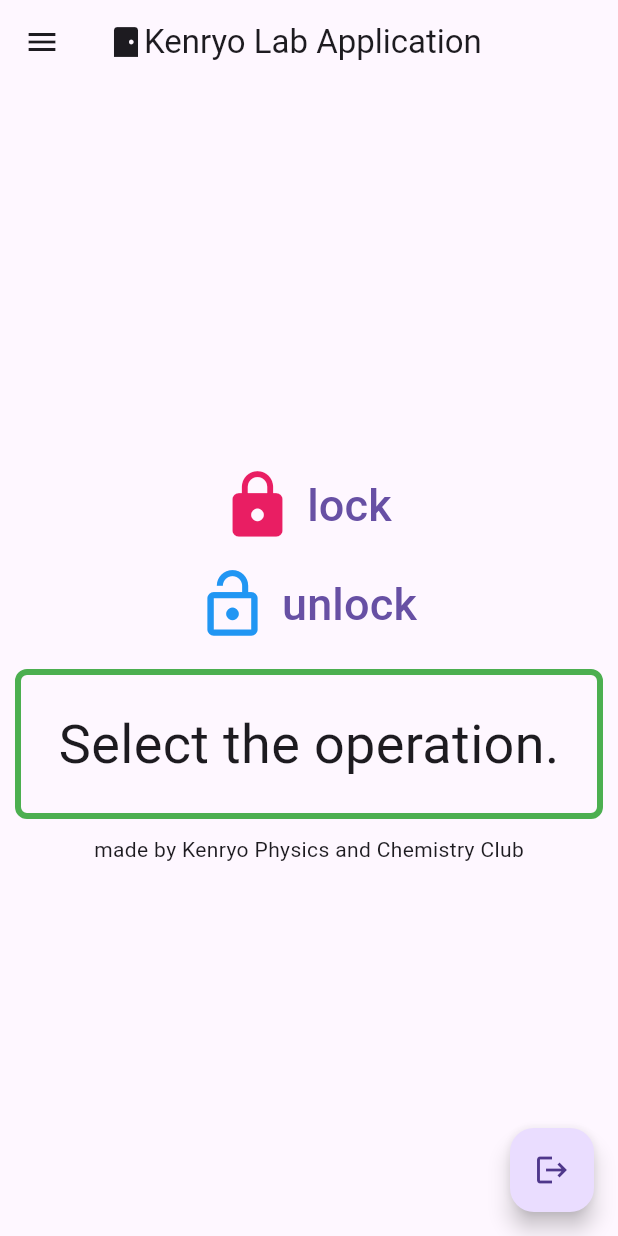
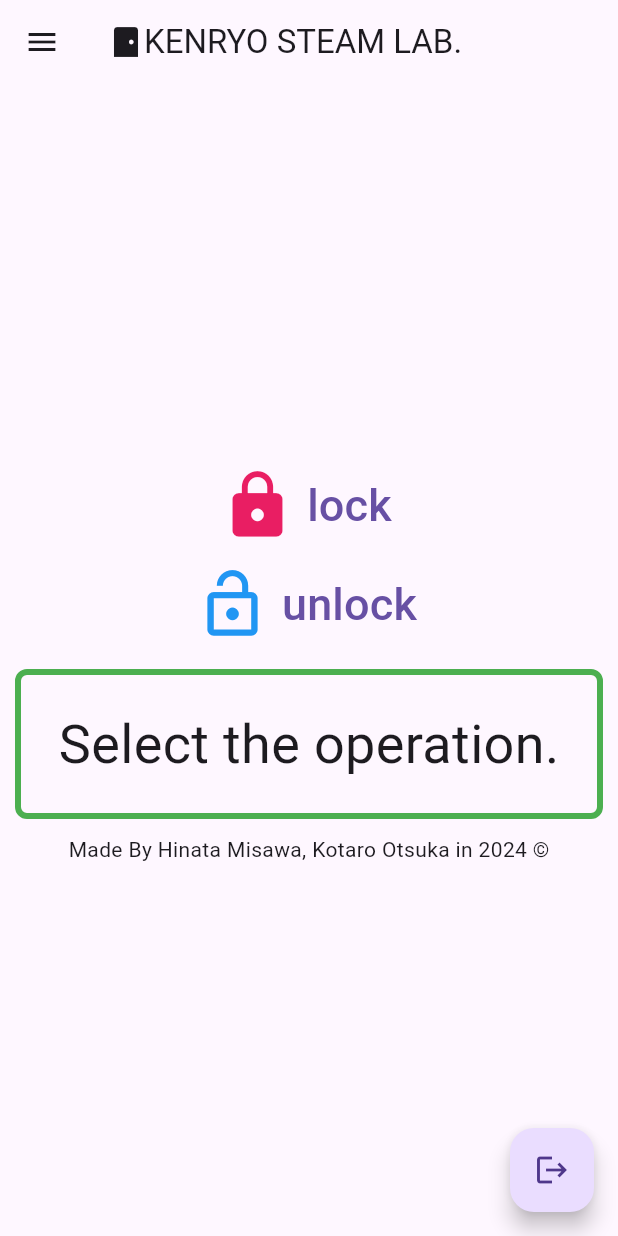
Before and after one commit to yuki-4201/Door_App_Public, a Flutter app: the HomePage screen opened directly, on a phone screen of 412 x 824 dp. Run offline on Flutter 3.47's test engine with Material 3 defaults, Android fonts, the phone set to English and light mode, and no system bars; our stand-ins replace flutter_dotenv, flutter_secure_storage, supabase_flutter; accounts and stored records are empty.

Commit message:
Update home_page.dart

```diff
--- a/lib/pages/home_page.dart
+++ b/lib/pages/home_page.dart
@@ -43,7 +43,7 @@ class HomePageState extends State<HomePage> {
       appBar: AppBar(
         title: const Row(children: [
             Icon(Icons.sensor_door),
-            Text("Kenryo Lab Application")
+            Text("KENRYO STEAM LAB.")
         ]),
       ),
       drawer: Drawer(
@@ -136,7 +136,7 @@ class HomePageState extends State<HomePage> {
         Container(
           alignment: Alignment.bottomCenter,
           width: double.infinity,
-          child: const Text("made by Kenryo Physics and Chemistry Club")
+          child: const Text("Made By Hinata Misawa, Kotaro Otsuka in 2024 ©")
         ),
       ],),
       floatingActionButton:
```
